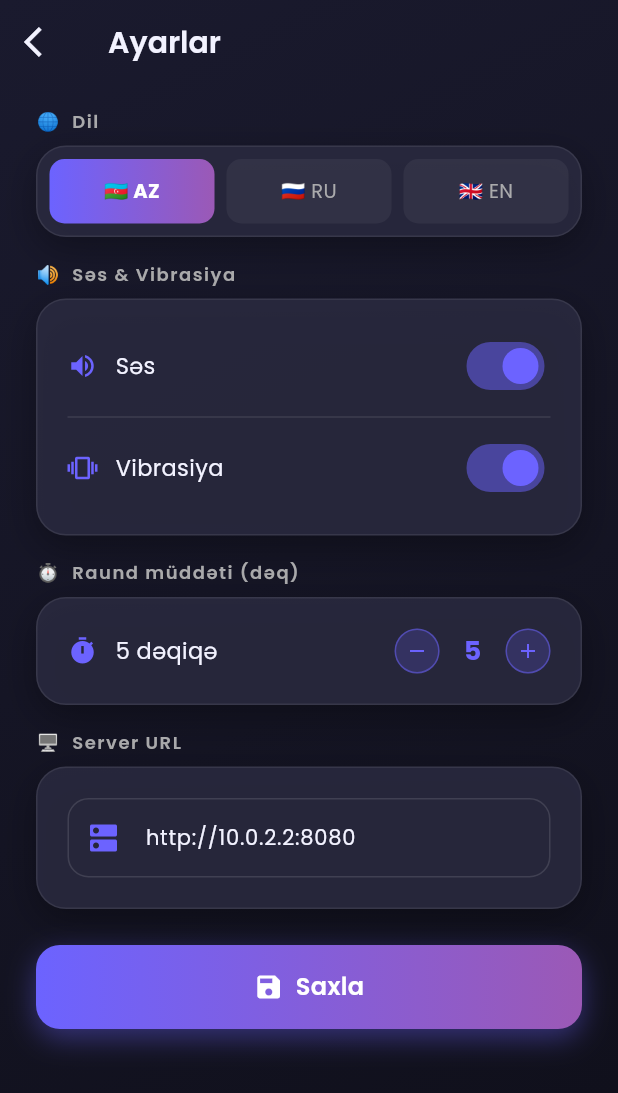
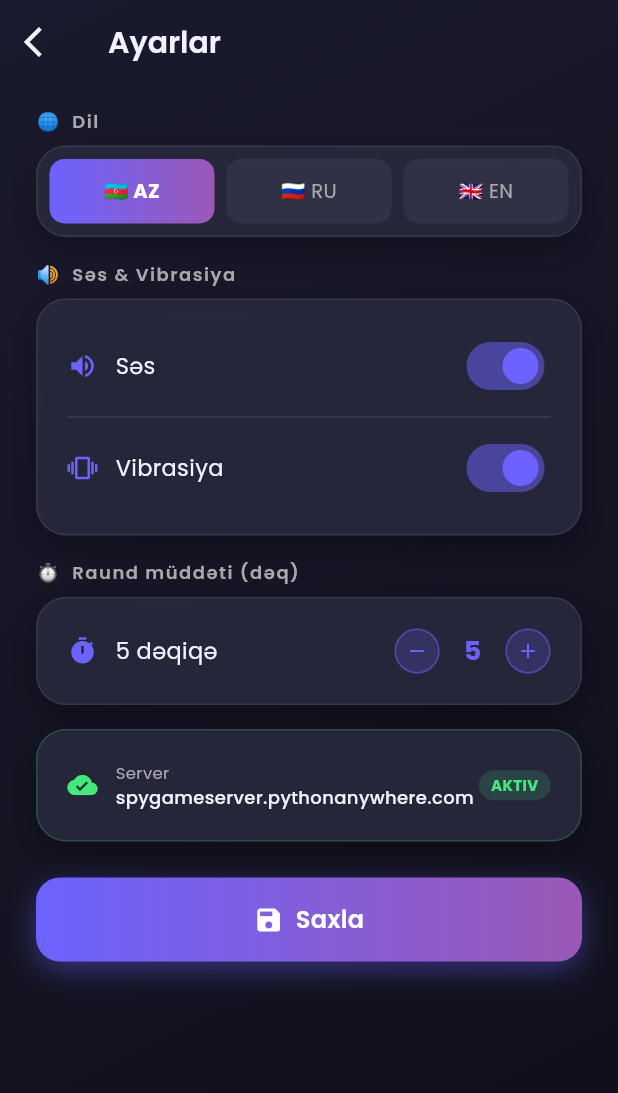
Before and after one commit to jafarleetogrul-cmyk/spy-game, a Flutter app: the SettingsScreen screen opened by its route, on a phone screen of 412 x 824 dp. Shown: the top 1093 px of the screen. Run offline on Flutter 3.47's test engine with Material 3 defaults, Android fonts, the phone set to English and light mode, and no system bars; drawn by our look-alikes of flutter_animate; our stand-ins replace audioplayers, google_fonts, qr_flutter, shared_preferences, vibration; missing offline and left inert: mobile_scanner; accounts and stored records are empty; network calls fail.

Commit message:
v3: fix server url pythonanywhere

```diff
--- a/lib/providers/game_provider.dart
+++ b/lib/providers/game_provider.dart
@@ -7,9 +7,9 @@ import '../services/sound_service.dart';
 import '../l10n/strings.dart';
 
 class GameProvider extends ChangeNotifier {
-  // ── API ──────────────────────────────────────────────────
+  // ── Server URL – sabit, dəyişdirilmir ────────────────────
+  static const String serverUrl = 'https://spygameserver.pythonanywhere.com';
   late ApiService _api;
-  String serverUrl = 'http://10.0.2.2:8080';
 
   // ── Settings ─────────────────────────────────────────────
   String language = 'az';
@@ -47,7 +47,6 @@ class GameProvider extends ChangeNotifier {
   bool get isLoading => _loading;
   String? get lastError => _error;
   void clearError() { _error = null; notifyListeners(); }
-
   void _setLoading(bool v) { _loading = v; notifyListeners(); }
 
   GameProvider() {
@@ -57,23 +56,21 @@ class GameProvider extends ChangeNotifier {
 
   Future<void> _init() async {
     final s = await StorageService.getSettings();
-    language     = s['language'] ?? 'az';
-    soundEnabled = s['sound'] ?? true;
+    language         = s['language'] ?? 'az';
+    soundEnabled     = s['sound'] ?? true;
     vibrationEnabled = s['vibration'] ?? true;
-    serverUrl    = s['server_url'] ?? 'http://10.0.2.2:8080';
     defaultRoundTime = s['round_time'] ?? 5;
     L.setLang(language);
     SoundService.soundEnabled = soundEnabled;
     SoundService.vibrationEnabled = vibrationEnabled;
     _api = ApiService(serverUrl);
 
-    // Try auto-login
+    // Auto-login
     final auth = await StorageService.getAuth();
     if (auth['token'] != null) {
       _api.setToken(auth['token']);
       try {
-        final user = await _api.getMe();
-        currentUser = user;
+        currentUser = await _api.getMe();
       } catch (_) {
         await StorageService.clearAuth();
         _api.setToken(null);
@@ -82,7 +79,7 @@ class GameProvider extends ChangeNotifier {
     notifyListeners();
   }
 
-  // ── Auth actions ──────────────────────────────────────────
+  // ── Auth ──────────────────────────────────────────────────
   Future<void> register(String username, String password) async {
     _setLoading(true);
     try {
@@ -91,10 +88,8 @@ class GameProvider extends ChangeNotifier {
       await StorageService.saveAuth(token: user.token, username: user.username, userId: user.userId);
       currentUser = user;
       _error = null;
-    } catch (e) {
-      _error = e.toString();
-      rethrow;
-    } finally { _setLoading(false); }
+    } catch (e) { _error = e.toString(); rethrow; }
+    finally { _setLoading(false); }
   }
 
   Future<void> login(String username, String password) async {
@@ -105,10 +100,8 @@ class GameProvider extends ChangeNotifier {
       await StorageService.saveAuth(token: user.token, username: user.username, userId: user.userId);
       currentUser = user;
       _error = null;
-    } catch (e) {
-      _error = e.toString();
-      rethrow;
-    } finally { _setLoading(false); }
+    } catch (e) { _error = e.toString(); rethrow; }
+    finally { _setLoading(false); }
   }
 
   Future<void> logout() async {
@@ -119,20 +112,16 @@ class GameProvider extends ChangeNotifier {
     notifyListeners();
   }
 
-  // ── Settings ──────────────────────────────────────────────
+  // ── Settings (URL yoxdur artıq) ───────────────────────────
   Future<void> saveSettings({required String lang, required bool sound,
-    required bool vibration, required String url, required int roundTime}) async {
-    language = lang; soundEnabled = sound; vibrationEnabled = vibration;
-    serverUrl = url.endsWith('/') ? url.substring(0, url.length-1) : url;
-    defaultRoundTime = roundTime;
+      required bool vibration, required int roundTime}) async {
+    language = lang; soundEnabled = sound;
+    vibrationEnabled = vibration; defaultRoundTime = roundTime;
     L.setLang(lang);
     SoundService.soundEnabled = sound;
     SoundService.vibrationEnabled = vibration;
-    _api = ApiService(serverUrl);
-    if (currentUser != null) _api.setToken(currentUser!.token);
     await StorageService.saveSettings({
-      'language': lang, 'sound': sound, 'vibration': vibration,
-      'server_url': serverUrl, 'round_time': roundTime,
+      'language': lang, 'sound': sound, 'vibration': vibration, 'round_time': roundTime,
     });
     notifyListeners();
   }
@@ -149,11 +138,9 @@ class GameProvider extends ChangeNotifier {
     if (session == null) return;
     try {
       roomState = await _api.getRoomState(session!.roomId);
-      _error = null;
-      notifyListeners();
+      _error = null; notifyListeners();
     } catch (_) {
-      _error = L.t('connection_error');
-      notifyListeners();
+      _error = L.t('connection_error'); notifyListeners();
     }
   }
 
@@ -161,8 +148,7 @@ class GameProvider extends ChangeNotifier {
   void startCountdown(int minutes) {
     _countdown?.cancel();
     countdownSeconds = minutes * 60;
-    timerRunning = true;
-    timerWarned = false;
+    timerRunning = true; timerWarned = false;
     notifyListeners();
     _countdown = Timer.periodic(const Duration(seconds: 1), (t) {
       if (countdownSeconds <= 0) {
@@ -179,14 +165,14 @@ class GameProvider extends ChangeNotifier {
 
   // ── Game actions ──────────────────────────────────────────
   Future<void> createGame({required int maxPlayers, required int spiesCount,
-    required int roundsCount, required int roundTimeMinutes}) async {
+      required int roundsCount, required int roundTimeMinutes}) async {
     _setLoading(true);
     try {
       final j = await _api.createRoom(maxPlayers: maxPlayers, spiesCount: spiesCount,
-        roundsCount: roundsCount, roundTimeMinutes: roundTimeMinutes, lang: language);
+          roundsCount: roundsCount, roundTimeMinutes: roundTimeMinutes, lang: language);
       session = LocalSession(roomId: j['room_id'], roomCode: j['room_code'],
-        playerId: j['player_id'], playerToken: j['player_token'],
-        hostToken: j['host_token'], joinToken: j['join_token']);
+          playerId: j['player_id'], playerToken: j['player_token'],
+          hostToken: j['host_token'], joinToken: j['join_token']);
       _error = null;
       await _refreshRoom();
     } catch (e) { _error = e.toString(); rethrow; }
@@ -198,7 +184,7 @@ class GameProvider extends ChangeNotifier {
     try {
       final j = await _api.joinRoom(roomId: roomId, roomCode: roomCode, joinToken: joinToken);
       session = LocalSession(roomId: j['room_id'], roomCode: j['room_code'],
-        playerId: j['player_id'], playerToken: j['player_token'], joinToken: joinToken);
+          playerId: j['player_id'], playerToken: j['player_token'], joinToken: joinToken);
       _error = null;
       await _refreshRoom();
     } catch (e) { _error = e.toString(); rethrow; }
@@ -225,8 +211,7 @@ class GameProvider extends ChangeNotifier {
 
   Future<bool> endRound(String winner) async {
     if (session?.hostToken == null) return false;
-    _setLoading(true);
-    stopCountdown();
+    _setLoading(true); stopCountdown();
     try {
       final j = await _api.endRound(roomId: session!.roomId, hostToken: session!.hostToken!, winner: winner);
       await _refreshRoom();
@@ -242,12 +227,8 @@ class GameProvider extends ChangeNotifier {
       final j = await _api.getScoreboardRaw(session!.roomId);
       scoreboard = (j['scoreboard'] as List).map((e) => ScoreEntry.fromJson(e as Map<String,dynamic>)).toList();
       roundResults = (j['rounds'] as List? ?? []).map((e) => RoundResult.fromJson(e as Map<String,dynamic>)).toList();
-      // Refresh user stats after game
       if (currentUser != null) {
-        try {
-          final me = await _api.getMe();
-          currentUser = me;
-        } catch (_) {}
+        try { currentUser = await _api.getMe(); } catch (_) {}
       }
       notifyListeners();
     } catch (e) { _error = e.toString(); notifyListeners(); }
--- a/lib/screens/leaderboard_screen.dart
+++ b/lib/screens/leaderboard_screen.dart
@@ -30,7 +30,7 @@ class _LeaderboardScreenState extends State<LeaderboardScreen> {
     setState(() { _loading = true; _error = null; });
     final gp = context.read<GameProvider>();
     try {
-      final api = ApiService(gp.serverUrl);
+      final api = ApiService(GameProvider.serverUrl);
       if (gp.currentUser != null) api.setToken(gp.currentUser!.token);
 
       final board = await api.getLeaderboard();
--- a/lib/screens/settings_screen.dart
+++ b/lib/screens/settings_screen.dart
@@ -13,7 +13,6 @@ class SettingsScreen extends StatefulWidget {
 }
 
 class _SettingsScreenState extends State<SettingsScreen> {
-  late TextEditingController _urlCtrl;
   late String _lang;
   late bool _sound, _vib;
   late int _roundTime;
@@ -22,20 +21,15 @@ class _SettingsScreenState extends State<SettingsScreen> {
   void initState() {
     super.initState();
     final gp = context.read<GameProvider>();
-    _urlCtrl    = TextEditingController(text: gp.serverUrl);
-    _lang       = gp.language;
-    _sound      = gp.soundEnabled;
-    _vib        = gp.vibrationEnabled;
-    _roundTime  = gp.defaultRoundTime;
+    _lang      = gp.language;
+    _sound     = gp.soundEnabled;
+    _vib       = gp.vibrationEnabled;
+    _roundTime = gp.defaultRoundTime;
   }
-
-  @override
-  void dispose() { _urlCtrl.dispose(); super.dispose(); }
 
   Future<void> _save() async {
     await context.read<GameProvider>().saveSettings(
-      lang: _lang, sound: _sound, vibration: _vib,
-      url: _urlCtrl.text.trim(), roundTime: _roundTime,
+      lang: _lang, sound: _sound, vibration: _vib, roundTime: _roundTime,
     );
     if (mounted) {
       ScaffoldMessenger.of(context).showSnackBar(SnackBar(
@@ -65,19 +59,19 @@ class _SettingsScreenState extends State<SettingsScreen> {
               _section('🌐  ${L.t('language')}'),
               GlassCard(padding: const EdgeInsets.all(8),
                 child: Row(children: [
-                  _LBtn(label: '🇦🇿 AZ', val: 'az', sel: _lang, onTap: (v) => setState(() => _lang=v)),
+                  _LBtn(label: '🇦🇿 AZ', val: 'az', sel: _lang, onTap: (v) => setState(() => _lang = v)),
                   const SizedBox(width: 8),
-                  _LBtn(label: '🇷🇺 RU', val: 'ru', sel: _lang, onTap: (v) => setState(() => _lang=v)),
+                  _LBtn(label: '🇷🇺 RU', val: 'ru', sel: _lang, onTap: (v) => setState(() => _lang = v)),
                   const SizedBox(width: 8),
-                  _LBtn(label: '🇬🇧 EN', val: 'en', sel: _lang, onTap: (v) => setState(() => _lang=v)),
+                  _LBtn(label: '🇬🇧 EN', val: 'en', sel: _lang, onTap: (v) => setState(() => _lang = v)),
                 ]),
               ).animate().fadeIn(delay: 100.ms),
 
               _section('🔊  ${L.t('sound')} & ${L.t('vibration')}'),
               GlassCard(child: Column(children: [
-                _Toggle(icon: Icons.volume_up, label: L.t('sound'), val: _sound, onChanged: (v) => setState(() => _sound=v)),
+                _Toggle(icon: Icons.volume_up, label: L.t('sound'), val: _sound, onChanged: (v) => setState(() => _sound = v)),
                 const Divider(color: Colors.white10, height: 20),
-                _Toggle(icon: Icons.vibration, label: L.t('vibration'), val: _vib, onChanged: (v) => setState(() => _vib=v)),
+                _Toggle(icon: Icons.vibration, label: L.t('vibration'), val: _vib, onChanged: (v) => setState(() => _vib = v)),
               ])).animate().fadeIn(delay: 180.ms),
 
               _section('⏱  ${L.t('round_time')}'),
@@ -90,16 +84,25 @@ class _SettingsScreenState extends State<SettingsScreen> {
                 _CntBtn(Icons.add, _roundTime < 15 ? () => setState(() => _roundTime++) : null),
               ])).animate().fadeIn(delay: 260.ms),
 
-              _section('🖥  ${L.t('server_url')}'),
-              GlassCard(child: TextField(
-                controller: _urlCtrl,
-                style: const TextStyle(color: AppTheme.textMain, fontSize: 14),
-                decoration: InputDecoration(
-                  hintText: 'http://192.168.1.100:8080',
-                  prefixIcon: const Icon(Icons.dns, color: AppTheme.primary),
-                  border: InputBorder.none, filled: false),
-                keyboardType: TextInputType.url,
-              )).animate().fadeIn(delay: 340.ms),
+              // Server info - read only, dəyişdirilmir
+              const SizedBox(height: 16),
+              GlassCard(
+                borderColor: AppTheme.accent.withOpacity(0.2),
+                child: Row(children: [
+                  const Icon(Icons.cloud_done, color: AppTheme.accent, size: 20),
+                  const SizedBox(width: 12),
+                  const Expanded(child: Column(crossAxisAlignment: CrossAxisAlignment.start, children: [
+                    Text('Server', style: TextStyle(color: AppTheme.textSub, fontSize: 11)),
+                    Text('spygameserver.pythonanywhere.com',
+                      style: TextStyle(color: AppTheme.textMain, fontSize: 12, fontWeight: FontWeight.w500)),
+                  ])),
+                  Container(
+                    padding: const EdgeInsets.symmetric(horizontal: 8, vertical: 3),
+                    decoration: BoxDecoration(color: AppTheme.accent.withOpacity(0.15), borderRadius: BorderRadius.circular(10)),
+                    child: const Text('AKTIV', style: TextStyle(color: AppTheme.accent, fontSize: 10, fontWeight: FontWeight.w700)),
+                  ),
+                ]),
+              ).animate().fadeIn(delay: 320.ms),
 
               const SizedBox(height: 24),
               GradientButton(label: L.t('save'), icon: Icons.save, onTap: _save)
--- a/lib/services/storage_service.dart
+++ b/lib/services/storage_service.dart
@@ -27,7 +27,7 @@ class StorageService {
   static Future<Map<String,dynamic>> getSettings() async {
     final p = await SharedPreferences.getInstance();
     final raw = p.getString(_settingsKey);
-    if (raw == null) return {'language':'az','sound':true,'vibration':true,'server_url':'http://10.0.2.2:8080','round_time':5};
+    if (raw == null) return {'language':'az','sound':true,'vibration':true,'round_time':5};
     try { return jsonDecode(raw) as Map<String,dynamic>; } catch (_) { return {}; }
   }
 
```
